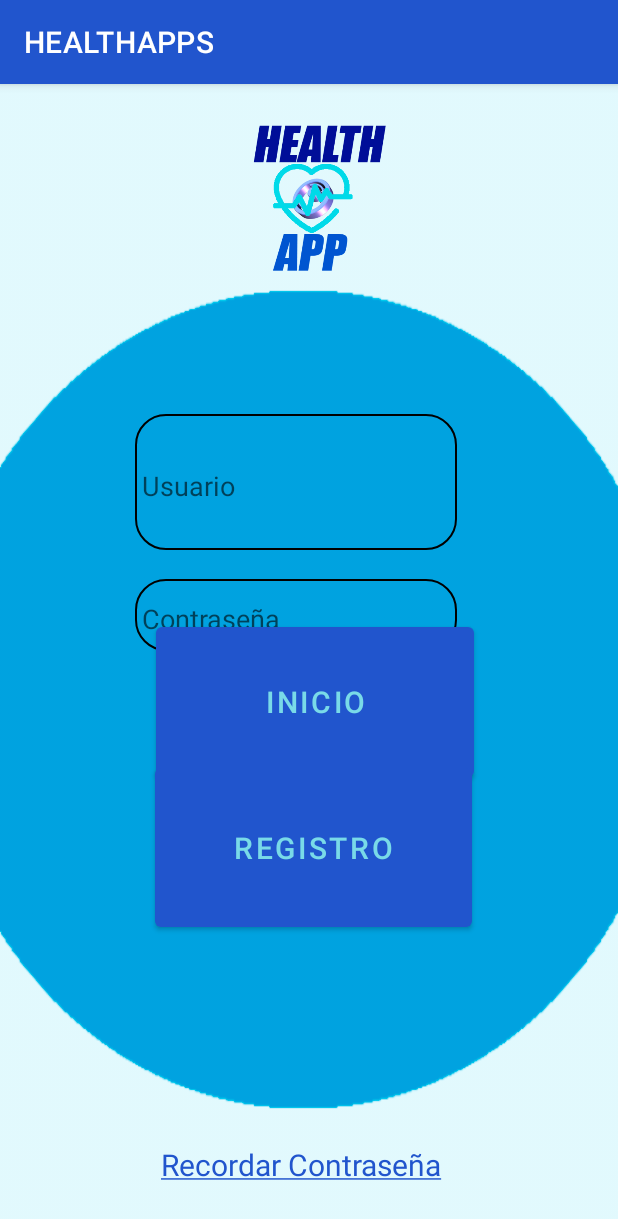
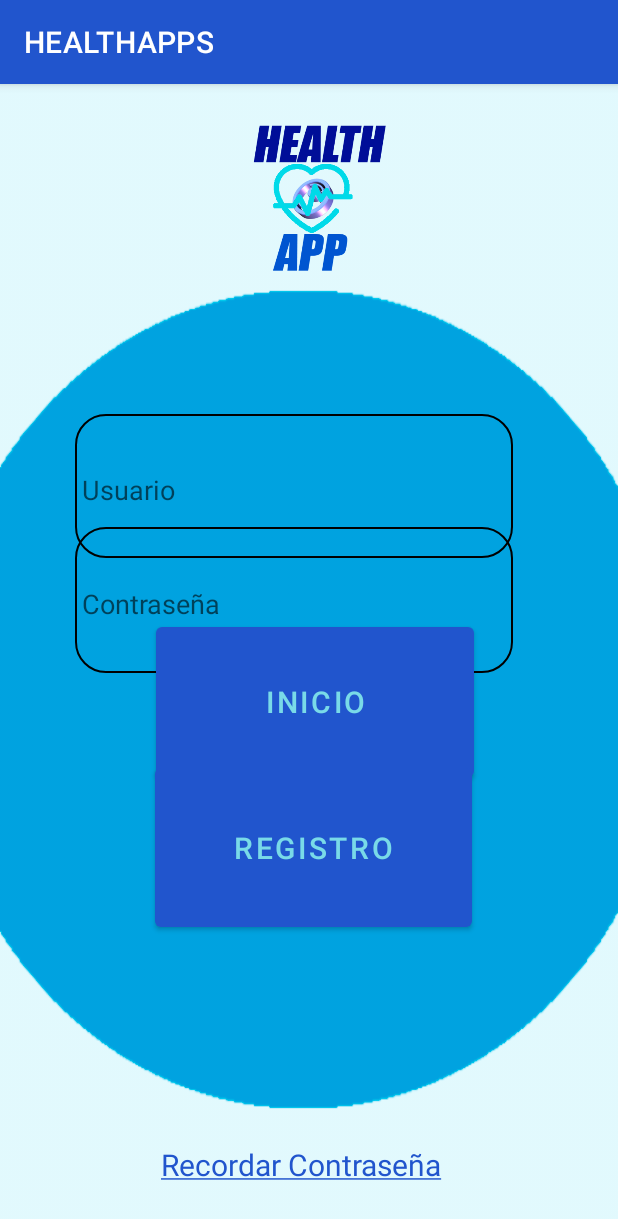
Before and after one commit to Lucho8215/health_app, an Android app: the screen it shows after launch (loginActivity), on a phone screen of 412 x 824 dp. Shown: the top 1219 px of the screen. Run offline under Robolectric (Android 15) with nearby library versions, the phone set to English and light mode, and no system bars; 3 statements that could not run were skipped.

Commit message:
diseño login password ******

```diff
--- a/src/main/java/com/example/healthapps/view/ui/activities/MainActivity.kt
+++ b/src/main/java/com/example/healthapps/view/ui/activities/MainActivity.kt
@@ -7,11 +7,21 @@ import android.os.Handler
 import android.os.Looper
 import com.example.healthapps.R
 import com.example.healthapps.databinding.ActivityMainBinding
+import android.os.Build
+import android.widget.Button
+import androidx.core.app.NotificationCompat
+import androidx.core.app.NotificationManagerCompat
+import android.app.NotificationChannel
+import android.app.NotificationManager
+import android.app.PendingIntent
+import android.content.Context
 
 class MainActivity : AppCompatActivity() {
     lateinit var binding: ActivityMainBinding
     lateinit var handler: Handler
-
+    companion object {
+        const val MY_CHANNEL_ID = "myChannel"
+    }
     override fun onCreate(savedInstanceState: Bundle?) {
         super.onCreate(savedInstanceState)
         binding=ActivityMainBinding.inflate(layoutInflater)
@@ -30,5 +40,6 @@ class MainActivity : AppCompatActivity() {
             }, 4000)
 
 
+        }
+
     }
-}
--- /dev/null
+++ b/src/main/java/com/example/healthapps/view/ui/activities/valida.kt
@@ -0,0 +1,13 @@
+package com.example.healthapps.view.ui.activities
+
+
+import android.text.TextUtils
+import android.util.Patterns
+
+
+fun String.isValiduser(): Boolean {
+    return !TextUtils.isEmpty(this)&&  Patterns.EMAIL_ADDRESS.matcher(this ).matches()
+}
+fun String.isValidpassword():Boolean{
+    return this.length >= 8
+}
--- a/src/main/res/layout/activity_login.xml
+++ b/src/main/res/layout/activity_login.xml
@@ -38,17 +38,17 @@
         <EditText
             android:id="@+id/editTextTextPersonName"
             android:layout_width="wrap_content"
-            android:layout_height="wrap_content"
+            android:layout_height="59dp"
             android:layout_alignParentStart="true"
             android:layout_alignParentTop="true"
             android:layout_alignParentEnd="true"
             android:layout_alignParentBottom="true"
-            android:layout_marginStart="90dp"
+            android:layout_centerHorizontal="true"
+            android:layout_marginStart="50dp"
             android:layout_marginTop="220dp"
-            android:layout_marginEnd="107dp"
-            android:layout_marginBottom="457dp"
+            android:layout_marginEnd="70dp"
+            android:layout_marginBottom="452dp"
             android:autofillHints=""
-            android:layout_centerHorizontal="true"
             android:background="@drawable/style_bord"
             android:ems="10"
             android:hint="@string/usuario"
@@ -56,7 +56,7 @@
             android:minHeight="48dp"
             android:textColor="@color/white" />
 
-        <EditText
+       <!-- <EditText
             android:id="@+id/editTextTextPersonName2"
             android:layout_width="wrap_content"
             android:layout_height="wrap_content"
@@ -64,6 +64,9 @@
             android:layout_alignParentStart="true"
             android:layout_alignParentEnd="true"
             android:layout_marginStart="90dp"
+            app:passwordToggleEnabled= "true"
+            app:errorEnabled="true"
+            app:errorIconDrawable="@null"
             android:layout_centerHorizontal="true"
             android:layout_marginTop="260dp"
             android:layout_marginEnd="107dp"
@@ -74,7 +77,31 @@
             android:hint="@string/contrase_a"
             android:inputType="textPersonName"
             android:minHeight="48dp"
-            android:textColor="@color/white" />
+            android:textColor="@color/white" />-->
+
+        <EditText
+            android:id="@+id/editTextNumberPassword"
+            android:layout_width="wrap_content"
+            android:layout_height="wrap_content"
+            android:layout_alignBottom="@+id/brecor"
+            android:layout_alignParentStart="true"
+            android:layout_alignParentTop="true"
+            android:layout_alignParentEnd="true"
+            android:layout_alignParentBottom="true"
+            android:layout_centerHorizontal="true"
+            android:layout_marginStart="50dp"
+            android:layout_marginTop="295dp"
+            android:layout_marginEnd="70dp"
+            android:layout_marginBottom="375dp"
+            android:background="@drawable/style_bord"
+            android:ems="10"
+            android:hint="@string/contrase_a"
+            android:inputType="numberPassword"
+            android:minHeight="48dp"
+            android:textColor="@color/white"
+            app:errorEnabled="true"
+            app:errorIconDrawable="@null"
+            app:passwordToggleEnabled="true" />
 
         <Button
             android:id="@+id/bini"
@@ -122,6 +149,8 @@
             android:textColor="@color/liena"
             android:textSize="20dp" />
 
+
+
     </RelativeLayout>
 
 
```
